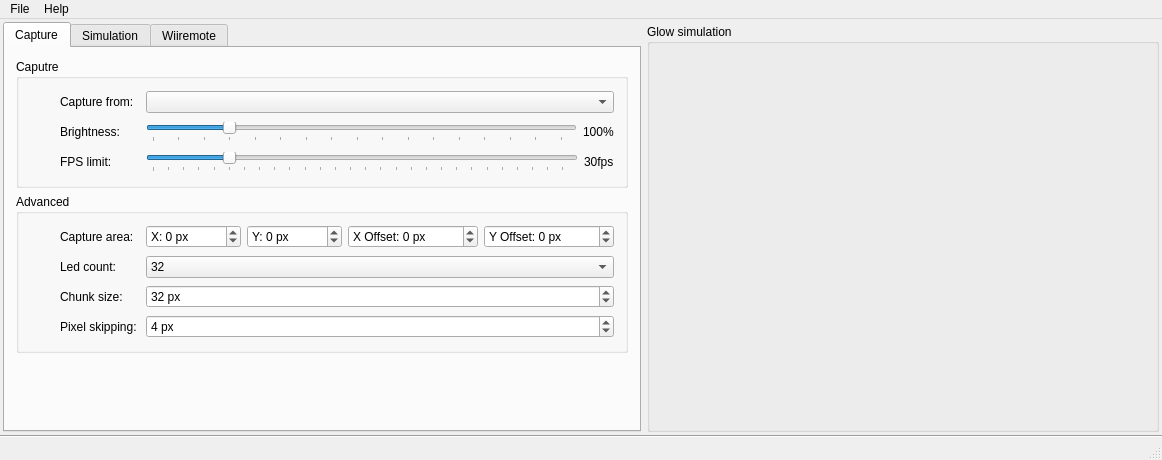
Before: the Qt Designer form mainwindow.ui in dev-0x7C6/led-frame, drawn with Qt 5.
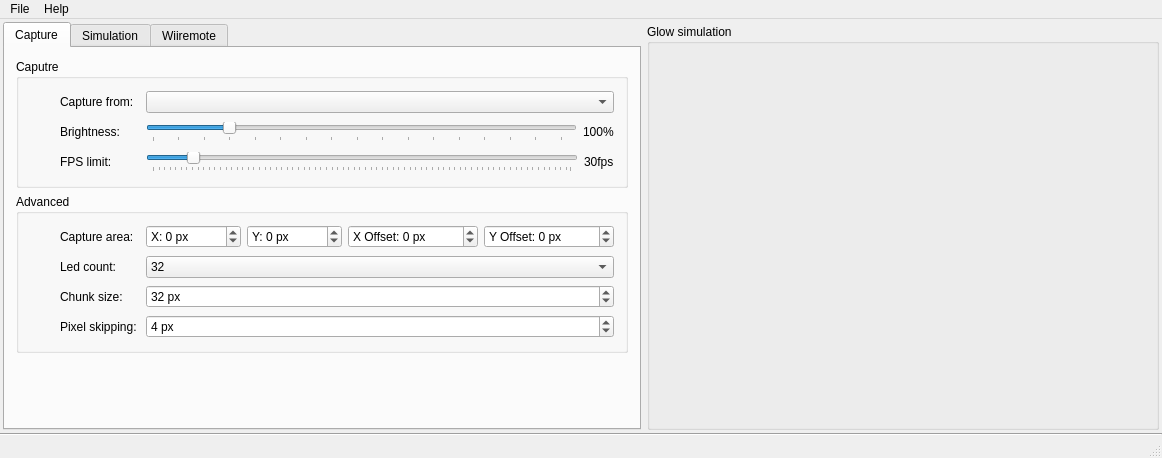
After: the same form once the commit is applied. Icons and pictures are not drawn. Custom widgets are drawn as their Qt base class.

```diff
--- a/mainwindow.ui
+++ b/mainwindow.ui
@@ -7,7 +7,7 @@
     <x>0</x>
     <y>0</y>
     <width>1089</width>
-    <height>460</height>
+    <height>458</height>
    </rect>
   </property>
   <property name="windowTitle">
@@ -213,10 +213,10 @@
                    <string>Tune frames per secound limit (24fps should be enought)</string>
                   </property>
                   <property name="minimum">
-                   <number>10</number>
+                   <number>1</number>
                   </property>
                   <property name="maximum">
-                   <number>120</number>
+                   <number>300</number>
                   </property>
                   <property name="value">
                    <number>30</number>
```
